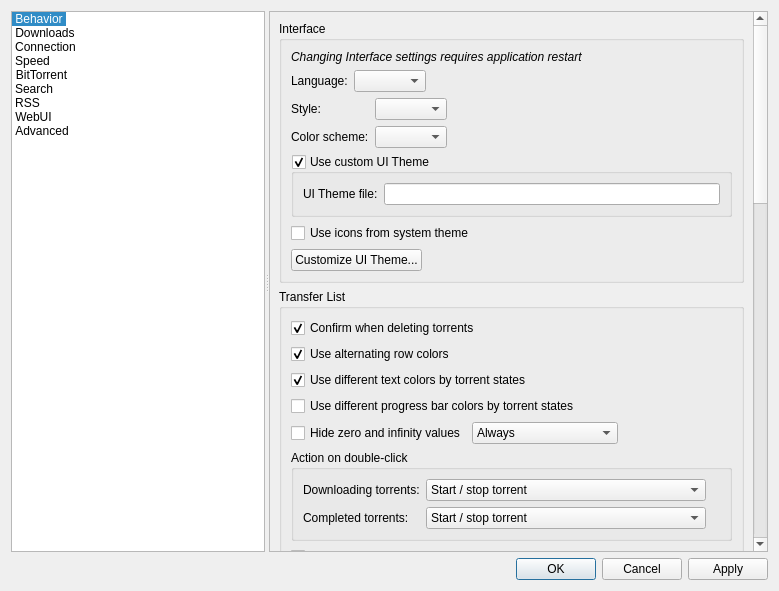
Qt form src/gui/optionsdialog.ui (username227/qBittorrent-remote) before a commit.
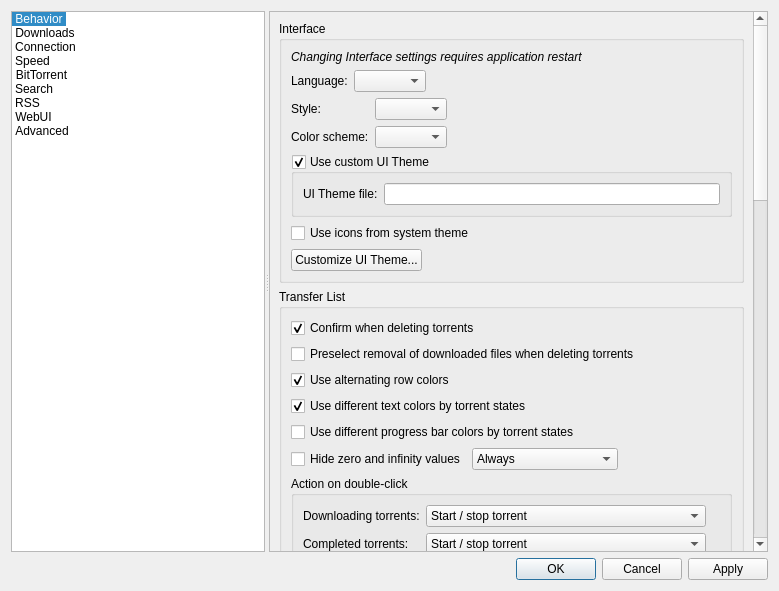
The same form after that commit. Icons and pictures are not drawn.

Commit message: Add safe local default for torrent content deletion confirmation (#96)

Diff of the .ui file:
```diff
--- a/src/gui/optionsdialog.ui
+++ b/src/gui/optionsdialog.ui
@@ -287,6 +287,16 @@
                  </property>
                 </widget>
                </item>
+               <item>
+                <widget class="QCheckBox" name="checkDefaultDeleteTorrentContent">
+                 <property name="text">
+                  <string>Preselect removal of downloaded files when deleting torrents</string>
+                 </property>
+                 <property name="toolTip">
+                  <string>Only changes the initial choice in the local confirmation dialog. Downloaded files are never removed without confirmation.</string>
+                 </property>
+                </widget>
+               </item>
                <item>
                 <widget class="QCheckBox" name="checkAltRowColors">
                  <property name="text">
```
The commit also changes 4 other files.
